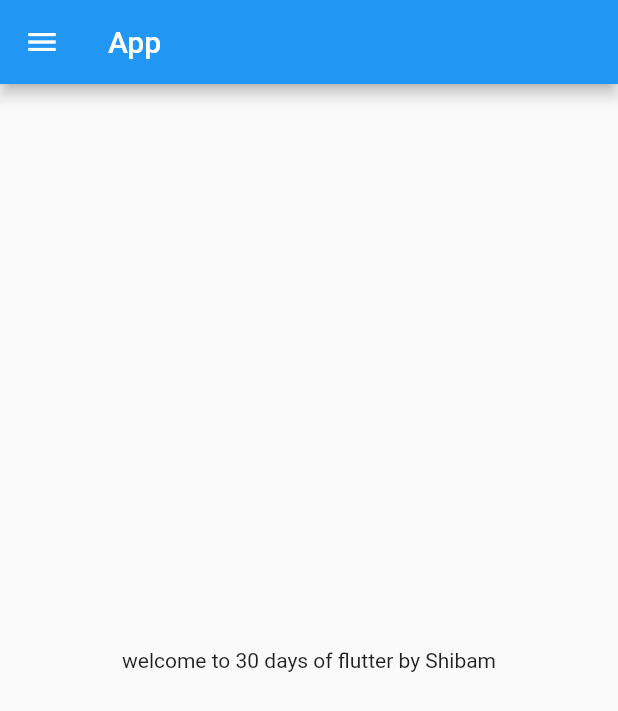
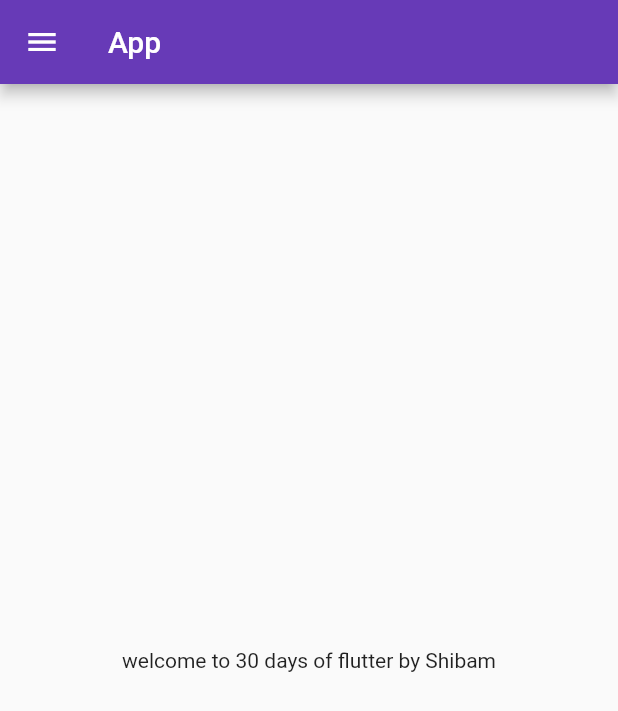
Before and after one commit to darthvader6791/1st_Flutter_App, a Flutter app: the screen it shows after launch, on a phone screen of 412 x 824 dp. Shown: the top 711 px of the screen. Run offline on Flutter 3.47's test engine with Material 2 defaults, Android fonts, the phone set to English and light mode, and no system bars.

Commit message:
day3 completed

```diff
--- a/flutter_catalogue/lib/main.dart
+++ b/flutter_catalogue/lib/main.dart
@@ -1,5 +1,6 @@
 import 'package:flutter/material.dart';
-import 'package:flutter_catalogue/home_page.dart';
+import 'package:flutter_catalogue/pages/home_page.dart';
+import 'package:flutter_catalogue/pages/login_page.dart';
 
 void main() {
   runApp(MyApp());
@@ -9,7 +10,17 @@ class MyApp extends StatelessWidget {
   @override
   Widget build(BuildContext context) {
     return MaterialApp(
-      home:  Homepage(),
+      themeMode: ThemeMode.light,
+      theme: ThemeData(primarySwatch: Colors.deepPurple),
+      darkTheme: ThemeData(
+        brightness: Brightness.dark,
+      ),
+      initialRoute: "/home",
+      routes: {
+        "/": (context) => LoginPage(),
+        "/home": (context) => Homepage(),
+        "/login": (context) => LoginPage()
+      },
     );
   }
 }
```
Also changed, not shown: flutter_catalogue/lib/pages/login_page.dart (added, +19 -0 lines), flutter_catalogue/lib/pages/home_page.dart (renamed from flutter_catalogue/lib/home_page.dart).
